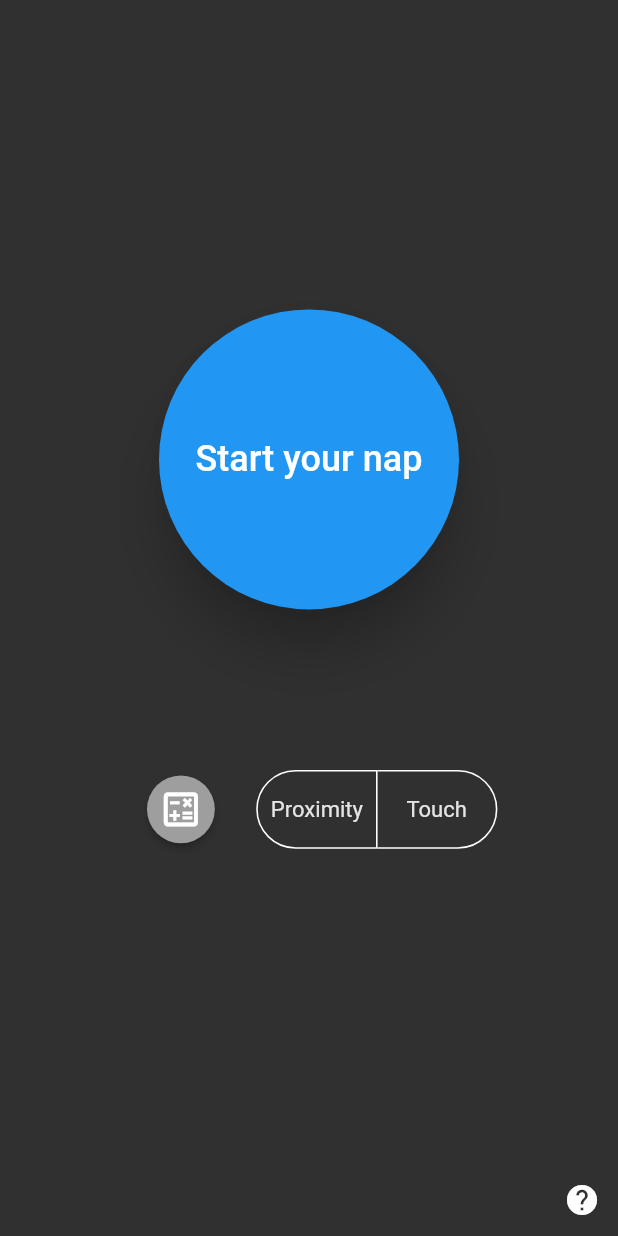
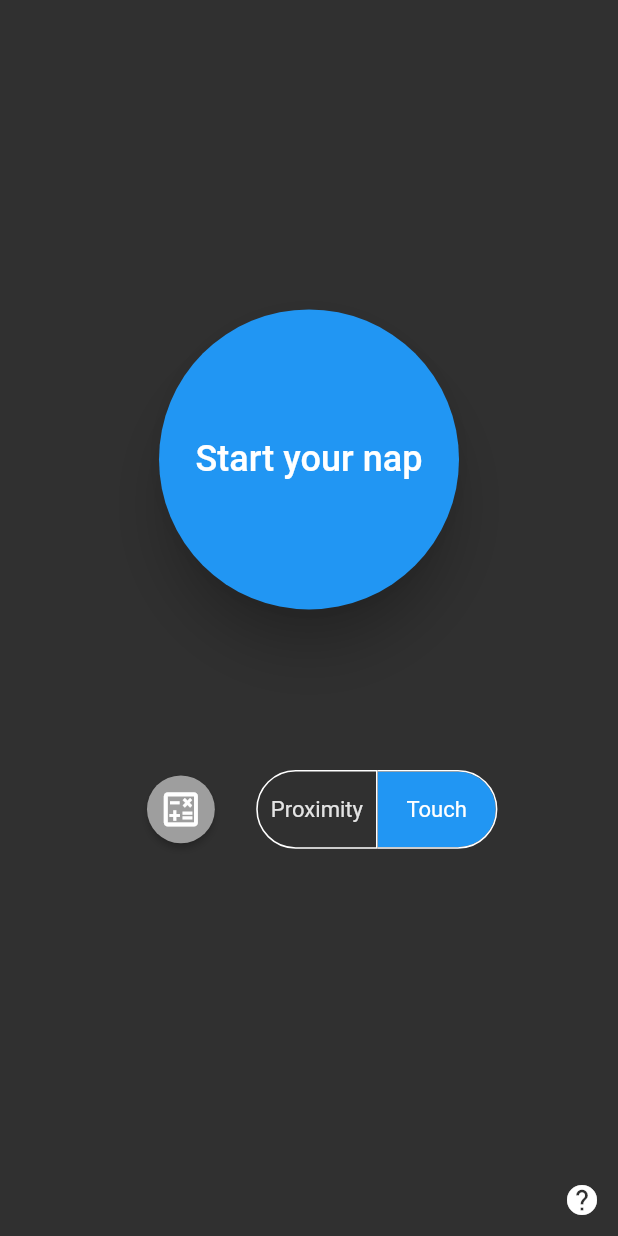
Before and after one commit to YoussefLasheen/doze, a Flutter app: the screen it shows after launch, on a phone screen of 412 x 824 dp. Run offline on Flutter 3.47's test engine with Material 2 defaults, Android fonts, the light colour scheme and no system bars; missing offline and left inert: flutter_ringtone_player, flutter_screen, proximity_sensor.

Commit message:
Improve toggle buttons style

```diff
--- a/lib/screens/main_screen.dart
+++ b/lib/screens/main_screen.dart
@@ -69,7 +69,7 @@ class ModeToggleButtons extends StatefulWidget {
 }
 
 class _ModeToggleButtonsState extends State<ModeToggleButtons> {
-  List<bool> isSelected = List.generate(2, (_) => false);
+  List<bool> isSelected = [false, true];
   bool isChecked = false;
 
   @override
@@ -102,13 +102,10 @@ class _ModeToggleButtonsState extends State<ModeToggleButtons> {
           child: FittedBox(
             child: ToggleButtons(
               borderRadius: BorderRadius.circular(50),
-              //renderBorder: false,
               fillColor: Colors.blue,
-              //color: Colors.white,
               selectedColor: Colors.white,
               borderColor: Colors.white,
-              disabledColor: Colors.orange,
-              focusColor: Colors.amberAccent,
+              selectedBorderColor: Colors.white,
               children: <Widget>[
                 ModeToggleButton("Proximity"),
                 ModeToggleButton("Touch"),
```
